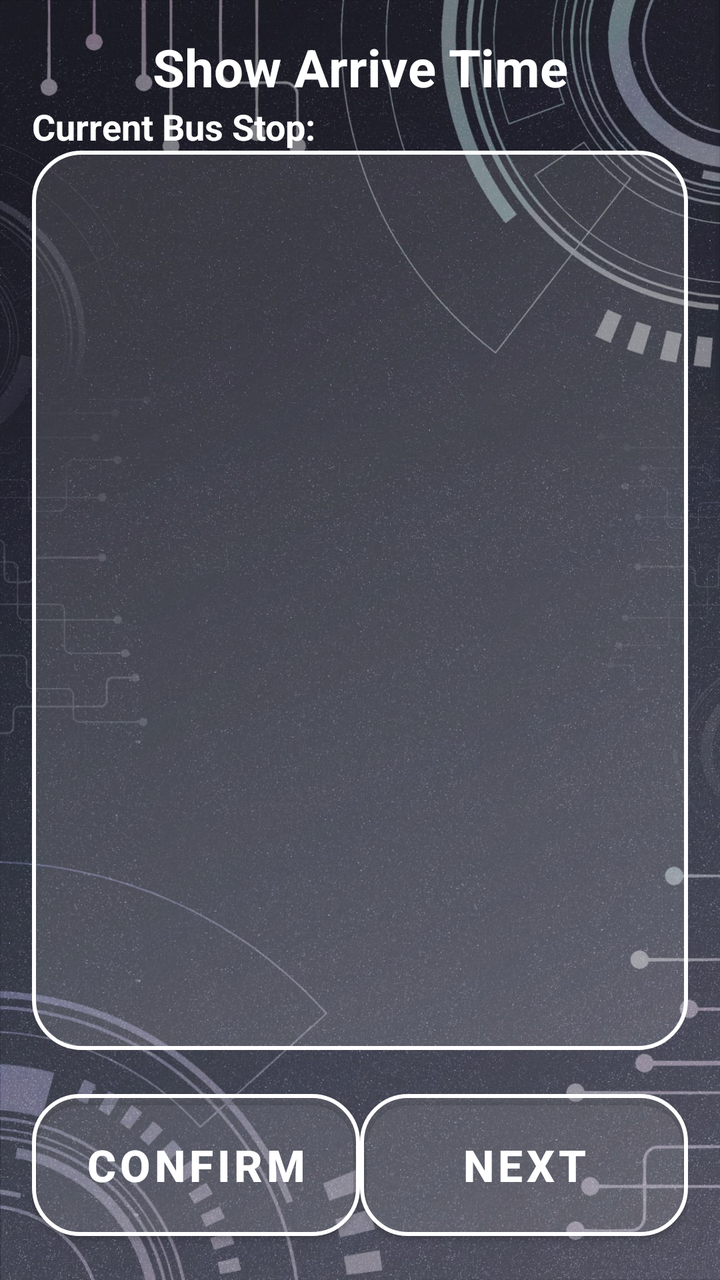
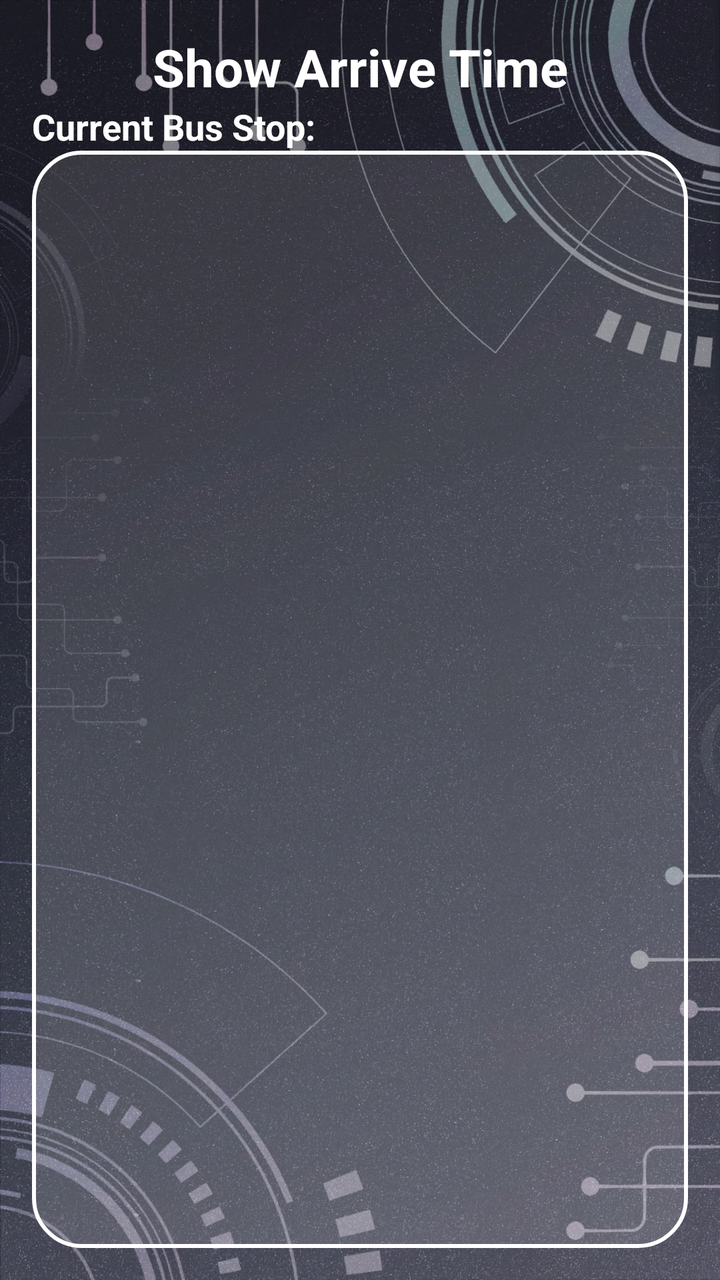

Compare the two renders of this Android layout. The source of the first and the diff that turns it into the second are given below.
<!-- AndroidManifest.xml: application theme Theme.VISTA -->
<!-- res/layout/activity_show_arrive_time_page.xml -->
<LinearLayout
    xmlns:android="http://schemas.android.com/apk/res/android"
    xmlns:tools="http://schemas.android.com/tools"
    xmlns:app="http://schemas.android.com/apk/res-auto"
    android:id="@+id/main"
    android:layout_width="match_parent"
    android:layout_height="match_parent"
    android:orientation="vertical"
    android:padding="16sp"
    tools:context=".ShowArriveTimePage"
    android:background="@drawable/background">

    <TextView
        android:layout_width="match_parent"
        android:layout_height="wrap_content"
        android:text="@string/showArriveTimePage_title"
        android:textSize="26sp"
        android:textStyle="bold"
        android:gravity="center"
        android:textColor="@color/white"/>

    <TextView
        android:layout_width="match_parent"
        android:layout_height="wrap_content"
        android:text="Current Bus Stop:"
        android:textSize="18sp"
        android:textStyle="bold"
        android:id="@+id/txtShowArriveTimePageCurrentBusStop"
        android:textColor="@color/white"/>

    <ListView
        android:id="@+id/lvShowArriveTimePage"
        android:layout_width="match_parent"
        android:layout_height="0dp"
        android:layout_weight="1"
        android:background="@drawable/list_item_border"
        android:divider="@drawable/custom_divider"/>

    
    <LinearLayout
        android:orientation="horizontal"
        android:layout_width="match_parent"
        android:layout_height="wrap_content"
        android:gravity="bottom"
        android:layout_marginTop="16dp"
        android:weightSum="2">

        
        <com.google.android.material.button.MaterialButton
            android:id="@+id/btnShowArriveTimePageConfirm"
            style="@style/SemiTransparentRoundedButton"
            android:layout_width="0dp"
            android:layout_height="83dp"
            android:layout_weight="1"
            android:text="@string/btn_Confirm"
            android:textSize="22sp"
            android:textStyle="bold" />

        
        <com.google.android.material.button.MaterialButton
            android:id="@+id/btnShowArriveTimePageNext"
            style="@style/SemiTransparentRoundedButton"
            android:layout_width="0dp"
            android:layout_height="83dp"
            android:layout_weight="1"
            android:text="@string/btn_next"
            android:textSize="22sp"
            android:textStyle="bold" />
    </LinearLayout>
</LinearLayout>
<!-- resources referenced by this layout -->
<resources>
  <color name="white">#FFFFFF</color>
  <!-- drawable background: jpeg bitmap (drawable, 288114 bytes) -->
  <!-- drawable custom_divider (drawable) -->
  <?xml version="1.0" encoding="utf-8"?>
  <shape xmlns:android="http://schemas.android.com/apk/res/android" android:shape="rectangle">
      <size android:height="1dp" /> 
      <solid android:color="#FFFFFF" /> 
  </shape>
  <!-- drawable list_item_border (drawable) -->
  <?xml version="1.0" encoding="utf-8"?>
  <shape xmlns:android="http://schemas.android.com/apk/res/android" android:shape="rectangle">
  
      
      <stroke
          android:width="2dp"
          android:color="#FFFFFF" />
  
      <corners android:radius="24dp" />
  
      <padding
          android:left="8dp"
          android:top="8dp"
          android:right="8dp"
          android:bottom="8dp" />
  
      <solid android:color="#20FFFFFF" />
  
  </shape>
  <string name="btn_Confirm">Confirm</string>
  <string name="btn_next">Next</string>
  <string name="showArriveTimePage_title">Show Arrive Time</string>
  <style name="SemiTransparentRoundedButton" parent="Widget.MaterialComponents.Button">
          <item name="android:textColor">#FFFFFF</item>
          <item name="background">@drawable/button_selector</item> 
          <item name="cornerRadius">24dp</item>
          <item name="strokeColor">#FFFFFF</item>
          <item name="strokeWidth">2dp</item>
          <item name="backgroundTint">#20FFFFFF</item> 
      </style>
  <style name="Theme.VISTA" parent="Theme.MaterialComponents.Light.NoActionBar">
          
          <item name="colorPrimary">@color/semi_transparent_white</item>
          <item name="colorPrimaryVariant">@color/semi_transparent_white</item>
          <item name="colorOnPrimary">@color/white</item>
          
      </style>
  <!-- drawable button_selector (drawable) -->
  <?xml version="1.0" encoding="utf-8"?>
  <selector xmlns:android="http://schemas.android.com/apk/res/android">
      
      <item android:state_pressed="true">
          <shape android:shape="rectangle">
              <solid android:color="#20FFFFFF" /> 
              <stroke android:width="2dp" android:color="#FFFFFF" />
              <corners android:radius="24dp" />
          </shape>
      </item>
  
      
      <item android:state_selected="true">
          <shape android:shape="rectangle">
              <solid android:color="#FFFF00" /> 
              <stroke android:width="2dp" android:color="#FFFFFF" />
              <corners android:radius="24dp" />
          </shape>
      </item>
  
      
      <item>
          <shape android:shape="rectangle">
              <solid android:color="#20FFFFFF" /> 
              <stroke android:width="2dp" android:color="#FFFFFF" />
              <corners android:radius="24dp" />
          </shape>
      </item>
  </selector>
  <color name="semi_transparent_white">#80FFFFFF</color>
</resources>

<!-- the commit's change to res/layout/activity_show_arrive_time_page.xml (unified diff, before → after) -->
@@ -13,11 +13,12 @@
     <TextView
         android:layout_width="match_parent"
         android:layout_height="wrap_content"
+        android:gravity="center"
         android:text="@string/showArriveTimePage_title"
+        android:id="@+id/txtshowArriveTimePage_title"
+        android:textColor="@color/white"
         android:textSize="26sp"
-        android:textStyle="bold"
-        android:gravity="center"
-        android:textColor="@color/white"/>
+        android:textStyle="bold" />
 
     <TextView
         android:layout_width="match_parent"
@@ -36,35 +37,4 @@
         android:background="@drawable/list_item_border"
         android:divider="@drawable/custom_divider"/>
 
-    
-    <LinearLayout
-        android:orientation="horizontal"
-        android:layout_width="match_parent"
-        android:layout_height="wrap_content"
-        android:gravity="bottom"
-        android:layout_marginTop="16dp"
-        android:weightSum="2">
-
-        
-        <com.google.android.material.button.MaterialButton
-            android:id="@+id/btnShowArriveTimePageConfirm"
-            style="@style/SemiTransparentRoundedButton"
-            android:layout_width="0dp"
-            android:layout_height="83dp"
-            android:layout_weight="1"
-            android:text="@string/btn_Confirm"
-            android:textSize="22sp"
-            android:textStyle="bold" />
-
-        
-        <com.google.android.material.button.MaterialButton
-            android:id="@+id/btnShowArriveTimePageNext"
-            style="@style/SemiTransparentRoundedButton"
-            android:layout_width="0dp"
-            android:layout_height="83dp"
-            android:layout_weight="1"
-            android:text="@string/btn_next"
-            android:textSize="22sp"
-            android:textStyle="bold" />
-    </LinearLayout>
 </LinearLayout>
<!-- resource entries referenced after the edit -->
@@ -28,17 +28,7 @@
       <solid android:color="#20FFFFFF" />
   
   </shape>
-  <string name="btn_Confirm">Confirm</string>
-  <string name="btn_next">Next</string>
   <string name="showArriveTimePage_title">Show Arrive Time</string>
-  <style name="SemiTransparentRoundedButton" parent="Widget.MaterialComponents.Button">
-          <item name="android:textColor">#FFFFFF</item>
-          <item name="background">@drawable/button_selector</item> 
-          <item name="cornerRadius">24dp</item>
-          <item name="strokeColor">#FFFFFF</item>
-          <item name="strokeWidth">2dp</item>
-          <item name="backgroundTint">#20FFFFFF</item> 
-      </style>
   <style name="Theme.VISTA" parent="Theme.MaterialComponents.Light.NoActionBar">
           
           <item name="colorPrimary">@color/semi_transparent_white</item>
@@ -46,36 +36,6 @@
           <item name="colorOnPrimary">@color/white</item>
           
       </style>
-  <!-- drawable button_selector (drawable) -->
-  <?xml version="1.0" encoding="utf-8"?>
-  <selector xmlns:android="http://schemas.android.com/apk/res/android">
-      
-      <item android:state_pressed="true">
-          <shape android:shape="rectangle">
-              <solid android:color="#20FFFFFF" /> 
-              <stroke android:width="2dp" android:color="#FFFFFF" />
-              <corners android:radius="24dp" />
-          </shape>
-      </item>
-  
-      
-      <item android:state_selected="true">
-          <shape android:shape="rectangle">
-              <solid android:color="#FFFF00" /> 
-              <stroke android:width="2dp" android:color="#FFFFFF" />
-              <corners android:radius="24dp" />
-          </shape>
-      </item>
-  
-      
-      <item>
-          <shape android:shape="rectangle">
-              <solid android:color="#20FFFFFF" /> 
-              <stroke android:width="2dp" android:color="#FFFFFF" />
-              <corners android:radius="24dp" />
-          </shape>
-      </item>
-  </selector>
   <color name="semi_transparent_white">#80FFFFFF</color>
 </resources>
 
